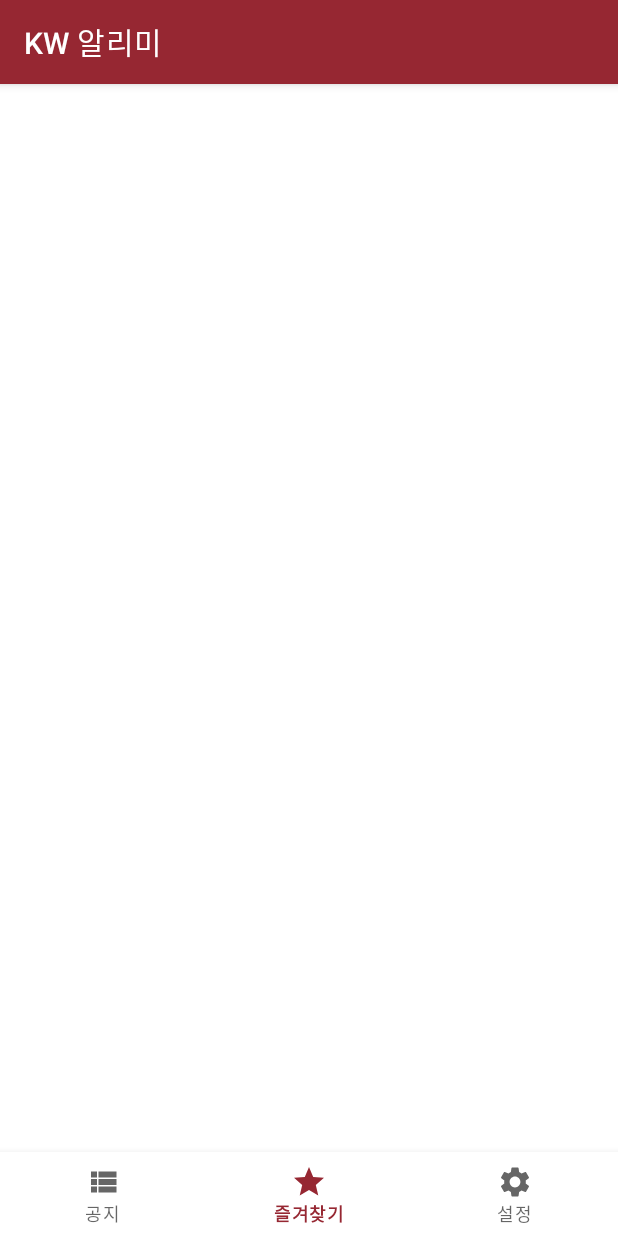
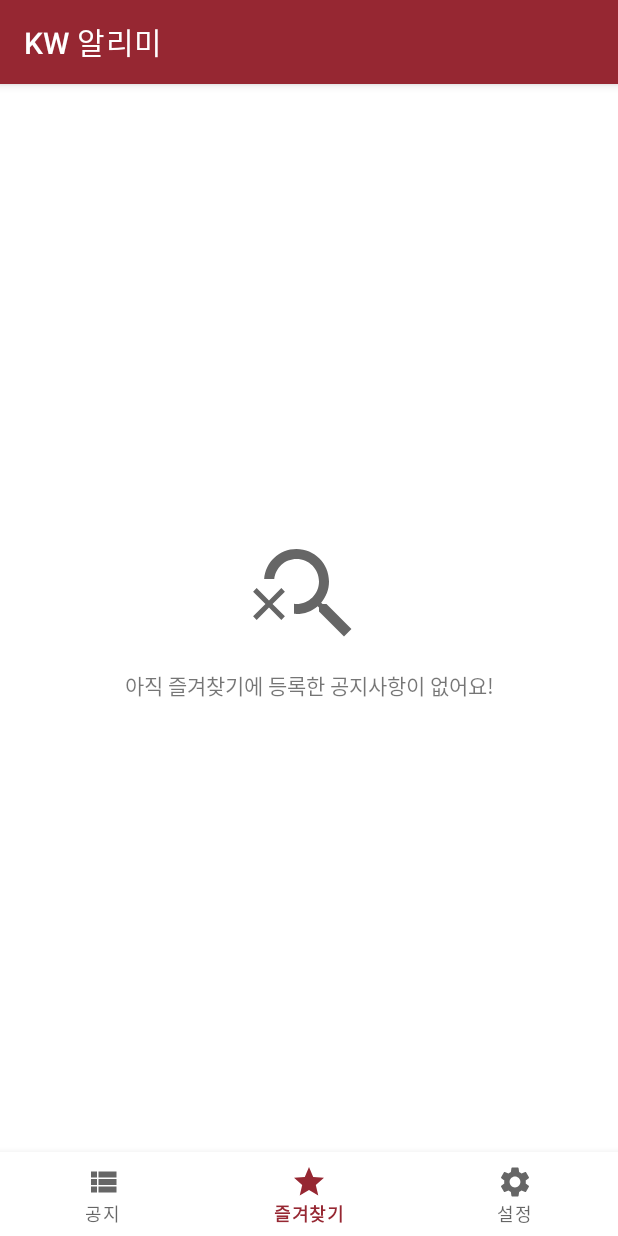
Before and after one commit to kw-service/kw-notice-v1, an Android app built with Jetpack Compose: the screen it shows after launch (MainActivity), item 2 of the bottom bar chosen, on a phone screen of 412 x 824 dp. Run offline under Robolectric (Android 15) with nearby library versions, the phone set to English and light mode, and no system bars; our stand-ins replace Room's generated code, androidx.preference.

Commit message:
[feat] impl empty list screen

```diff
--- a/kw-notice-android/app/src/main/java/dev/yjyoon/kwnotice/view/favorite/FavoriteFragment.kt
+++ b/kw-notice-android/app/src/main/java/dev/yjyoon/kwnotice/view/favorite/FavoriteFragment.kt
@@ -63,6 +63,7 @@ class FavoriteFragment : Fragment() {
         lifecycle.coroutineScope.launch {
             viewModel.favNotices().collect() {
                 favNoviceListAdapter.submitList(it)
+                binding.emptyList.visibility = if (it.isEmpty()) View.VISIBLE else View.INVISIBLE
             }
         }
 
--- a/kw-notice-android/app/src/main/java/dev/yjyoon/kwnotice/view/notice/kwhome/KwHomeNoticeFragment.kt
+++ b/kw-notice-android/app/src/main/java/dev/yjyoon/kwnotice/view/notice/kwhome/KwHomeNoticeFragment.kt
@@ -65,10 +65,10 @@ class KwHomeNoticeFragment : Fragment() {
 
         viewModel.loadKwHomeNotices().observe(viewLifecycleOwner, { notices ->
             binding.kwHomeProgressBar.visibility = View.VISIBLE
+            initAdapter(listAdapter, notices)
+            binding.kwHomeProgressBar.visibility = View.INVISIBLE
 
-            initAdapter(listAdapter, notices)
-
-            binding.kwHomeProgressBar.visibility = View.INVISIBLE
+            binding.cannotLoadKwHome.visibility = if(notices.isEmpty()) View.VISIBLE else View.INVISIBLE
         })
 
         viewModel.favKwHomeNoticeIds.observe(viewLifecycleOwner, { ids ->
--- a/kw-notice-android/app/src/main/java/dev/yjyoon/kwnotice/view/notice/swcentral/SwCentralNoticeFragment.kt
+++ b/kw-notice-android/app/src/main/java/dev/yjyoon/kwnotice/view/notice/swcentral/SwCentralNoticeFragment.kt
@@ -60,10 +60,10 @@ class SwCentralNoticeFragment : Fragment() {
 
         viewModel.loadSwCentralNotices().observe(viewLifecycleOwner, { notices ->
             binding.swCentralProgressBar.visibility = View.VISIBLE
+            listAdapter.setNoticeList(notices)
+            binding.swCentralProgressBar.visibility = View.INVISIBLE
 
-            listAdapter.setNoticeList(notices)
-
-            binding.swCentralProgressBar.visibility = View.INVISIBLE
+            binding.cannotLoadSwCentral.visibility = if(notices.isEmpty()) View.VISIBLE else View.INVISIBLE
         })
 
         viewModel.favSwCentralNoticeIds.observe(viewLifecycleOwner, { ids ->
--- /dev/null
+++ b/kw-notice-android/app/src/main/res/drawable/ic_baseline_search_off_24.xml
@@ -0,0 +1,13 @@
+<vector xmlns:android="http://schemas.android.com/apk/res/android"
+    android:width="24dp"
+    android:height="24dp"
+    android:viewportWidth="24"
+    android:viewportHeight="24"
+    android:tint="?attr/colorControlNormal">
+  <path
+      android:fillColor="@android:color/white"
+      android:pathData="M15.5,14h-0.79l-0.28,-0.27C15.41,12.59 16,11.11 16,9.5C16,5.91 13.09,3 9.5,3C6.08,3 3.28,5.64 3.03,9h2.02C5.3,6.75 7.18,5 9.5,5C11.99,5 14,7.01 14,9.5S11.99,14 9.5,14c-0.17,0 -0.33,-0.03 -0.5,-0.05v2.02C9.17,15.99 9.33,16 9.5,16c1.61,0 3.09,-0.59 4.23,-1.57L14,14.71v0.79l5,4.99L20.49,19L15.5,14z"/>
+  <path
+      android:fillColor="@android:color/white"
+      android:pathData="M6.47,10.82l-2.47,2.47l-2.47,-2.47l-0.71,0.71l2.47,2.47l-2.47,2.47l0.71,0.71l2.47,-2.47l2.47,2.47l0.71,-0.71l-2.47,-2.47l2.47,-2.47z"/>
+</vector>
--- a/kw-notice-android/app/src/main/res/layout/fragment_favorite.xml
+++ b/kw-notice-android/app/src/main/res/layout/fragment_favorite.xml
@@ -7,9 +7,30 @@
     android:layout_height="match_parent">
 
     <LinearLayout
+        android:id="@+id/emptyList"
         android:layout_width="match_parent"
         android:layout_height="match_parent"
-        android:orientation="vertical"></LinearLayout>
+        android:gravity="center|center_vertical"
+        android:orientation="vertical"
+        android:visibility="invisible">
+
+        <ImageView
+            android:id="@+id/imageView"
+            android:layout_width="80dp"
+            android:layout_height="80dp"
+            app:srcCompat="@drawable/ic_baseline_search_off_24" />
+
+        <Space
+            android:layout_width="match_parent"
+            android:layout_height="10dp" />
+
+        <TextView
+            android:id="@+id/textView"
+            android:layout_width="match_parent"
+            android:layout_height="wrap_content"
+            android:text="아직 즐겨찾기에 등록한 공지사항이 없어요!"
+            android:textAlignment="center" />
+    </LinearLayout>
 
     <androidx.recyclerview.widget.RecyclerView
         android:id="@+id/favNoticeList"
```
Also changed, not shown: kw-notice-android/app/src/main/res/drawable/ic_baseline_wifi_off_24.xml (added, +10 -0 lines), kw-notice-android/app/src/main/res/layout/fragment_kw_home_notice.xml (+26 -0 lines), kw-notice-android/app/src/main/res/layout/fragment_sw_central_notice.xml (+27 -0 lines).
